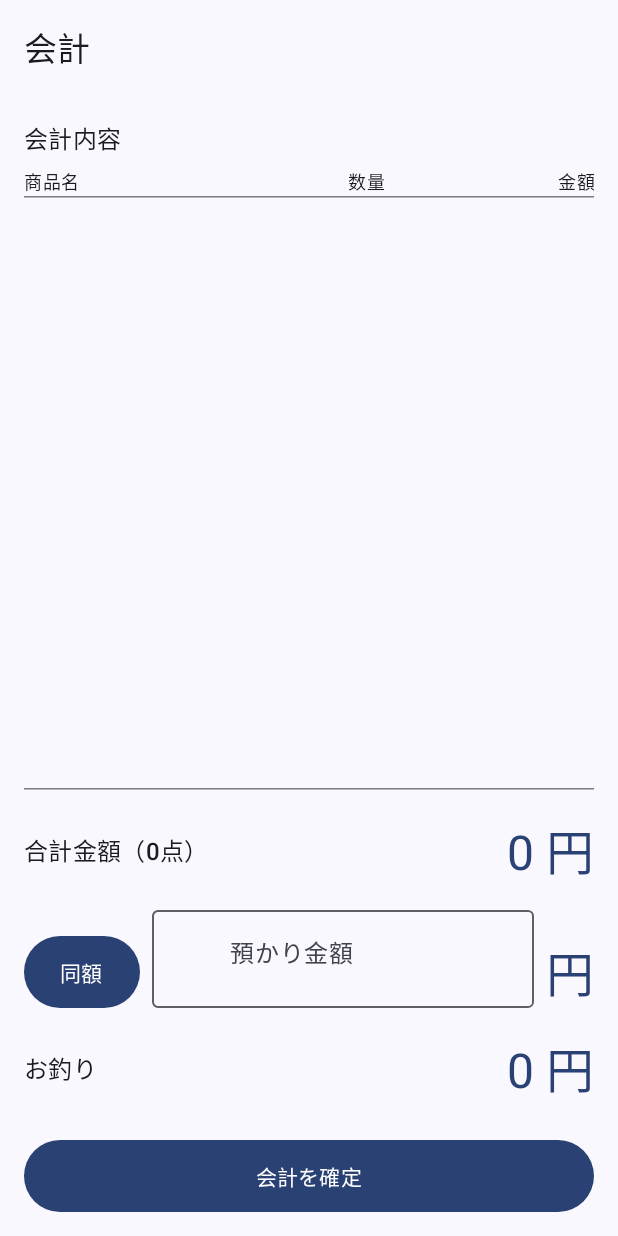
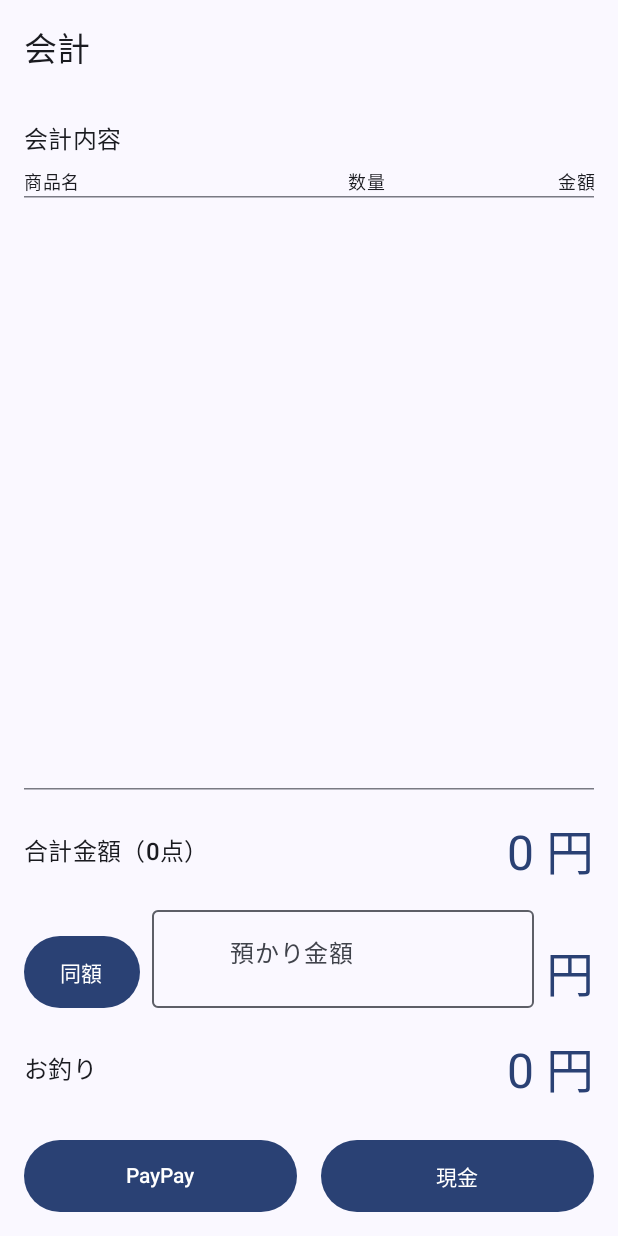
Before and after one commit to modybick/Pos, an Android app built with Jetpack Compose: the checkout screen opened through its navigation route, on a phone screen of 412 x 824 dp. Run offline under Robolectric (Android 15) with nearby library versions, the light colour scheme and no system bars; our stand-ins replace Dagger/Hilt's generated code; libraries missing offline, so code that uses them is left out: androidx.camera.core, androidx.camera.lifecycle, androidx.camera.view.

Commit message:
決済方法の選択を実装

```diff
--- a/app/src/main/java/com/example/pos/database/Sale.kt
+++ b/app/src/main/java/com/example/pos/database/Sale.kt
@@ -19,6 +19,9 @@ data class Sale(
     // 会計が行われた日時
     val createdAt: Date,
 
+    // 決済方法
+    val paymentMethod: String,
+
     // 合計金額
     val totalAmount: Int,
 
--- a/app/src/main/java/com/example/pos/ui/history/HistoryViewModel.kt
+++ b/app/src/main/java/com/example/pos/ui/history/HistoryViewModel.kt
@@ -125,7 +125,7 @@ class HistoryViewModel @Inject constructor(
         val dateFormat = SimpleDateFormat("yyyy-MM-dd HH:mm:ss", Locale.JAPAN)
         val stringBuilder = StringBuilder()
         // ヘッダー行
-        stringBuilder.append("端末ID,会計ID,会計日時,合計金額,預かり金額,お釣り,取り消し,商品バーコード,商品名,tag,販売単価,数量\n")
+        stringBuilder.append("端末ID,会計ID,会計日時,決済方法,合計金額,預かり金額,お釣り,取り消し,商品バーコード,商品名,tag,販売単価,数量\n")
 
         // データ行
         sales.forEach { saleWithDetails ->
@@ -135,6 +135,7 @@ class HistoryViewModel @Inject constructor(
                     "${saleWithDetails.sale.terminalId}," +
                             "${saleWithDetails.sale.id}," +
                             "${dateFormat.format(saleWithDetails.sale.createdAt)}," +
+                            "${saleWithDetails.sale.paymentMethod}," +
                             "${saleWithDetails.sale.totalAmount}," +
                             "${saleWithDetails.sale.tenderedAmount}," +
                             "${saleWithDetails.sale.changeAmount}," +
--- a/app/src/main/java/com/example/pos/ui/sale/CheckoutScreen.kt
+++ b/app/src/main/java/com/example/pos/ui/sale/CheckoutScreen.kt
@@ -150,17 +150,36 @@ fun CheckoutScreen(
 
             Spacer(modifier = Modifier.height(24.dp))
 
-            // --- 確定ボタン ---
+            Row(
+                verticalAlignment = Alignment.Bottom,
+                modifier = Modifier.fillMaxWidth()
+            ) {
+                // --- PayPay ---
                 Button(
                     onClick = {
-                    saleViewModel.finalizeSale(tendered)
+                        saleViewModel.finalizeSale(tendered, "PayPay")
                         onNavigateBack() // レジ画面に戻る
                     },
                     // 預かり金額が合計以上の場合のみ有効
                     enabled = tendered >= uiState.totalAmount,
-                modifier = Modifier.fillMaxWidth().height(48.dp)
+                    modifier = Modifier.weight(1f).height(48.dp),
+
                 ) {
-                Text("会計を確定")
+                    Text("PayPay")
+                }
+                Spacer(modifier = Modifier.width(16.dp))
+                // --- 現金 ---
+                Button(
+                    onClick = {
+                        saleViewModel.finalizeSale(tendered, "現金")
+                        onNavigateBack() // レジ画面に戻る
+                    },
+                    // 預かり金額が合計以上の場合のみ有効
+                    enabled = tendered >= uiState.totalAmount,
+                    modifier = Modifier.weight(1f).height(48.dp)
+                ) {
+                    Text("現金")
+                }
             }
         }
     }
--- a/app/src/main/java/com/example/pos/ui/sale/SaleScreen.kt
+++ b/app/src/main/java/com/example/pos/ui/sale/SaleScreen.kt
@@ -248,7 +248,7 @@ private fun CameraPreview(
     val cameraExecutor = remember { Executors.newSingleThreadExecutor() }
     val camera = remember { mutableStateOf<androidx.camera.core.Camera?>(null) }
 
-    var previewSize by remember { mutableStateOf<Pair<Int, Int>>(Pair(0, 0)) }
+    var previewSize by remember { mutableStateOf(Pair(0, 0)) }
 
     // isTorchOnの状態が変化したら、ライトを制御する
     LaunchedEffect(isTorchOn) {
@@ -269,7 +269,7 @@ private fun CameraPreview(
             if (previewSize.first > 0 && previewSize.second > 0) {
                 val cameraProvider = cameraProviderFuture.get()
                 val preview = PV.Builder().build().also {
-                    it.setSurfaceProvider(previewView.surfaceProvider)
+                    it.surfaceProvider = previewView.surfaceProvider
                 }
 
                 val imageAnalysis = ImageAnalysis.Builder()
--- a/app/src/main/java/com/example/pos/ui/sale/SaleViewModel.kt
+++ b/app/src/main/java/com/example/pos/ui/sale/SaleViewModel.kt
@@ -144,7 +144,7 @@ class SaleViewModel @Inject constructor(
         vibrator.vibrate(VibrationEffect.createOneShot(100, VibrationEffect.DEFAULT_AMPLITUDE))
     }
 
-    fun finalizeSale(tenderedAmount: Int) {
+    fun finalizeSale(tenderedAmount: Int, paymentMethod: String) {
         if (_uiState.value.cartItems.isEmpty()) return
 
         soundPool.play(checkoutSoundId, 1f, 1f, 0, 0, 1f)
@@ -156,6 +156,7 @@ class SaleViewModel @Inject constructor(
             val sale = Sale(
                 terminalId = deviceIdManager.getDeviceId(),
                 createdAt = Date(),
+                paymentMethod = paymentMethod,
                 totalAmount = _uiState.value.totalAmount,
                 tenderedAmount = tenderedAmount,
                 changeAmount = change,
```
Also changed, not shown: app/src/main/java/com/example/pos/ui/history/HistoryScreen.kt (+9 -0 lines), app/src/main/assets/prepackaged.db. Lines whose indentation alone changed are shown as unchanged.
